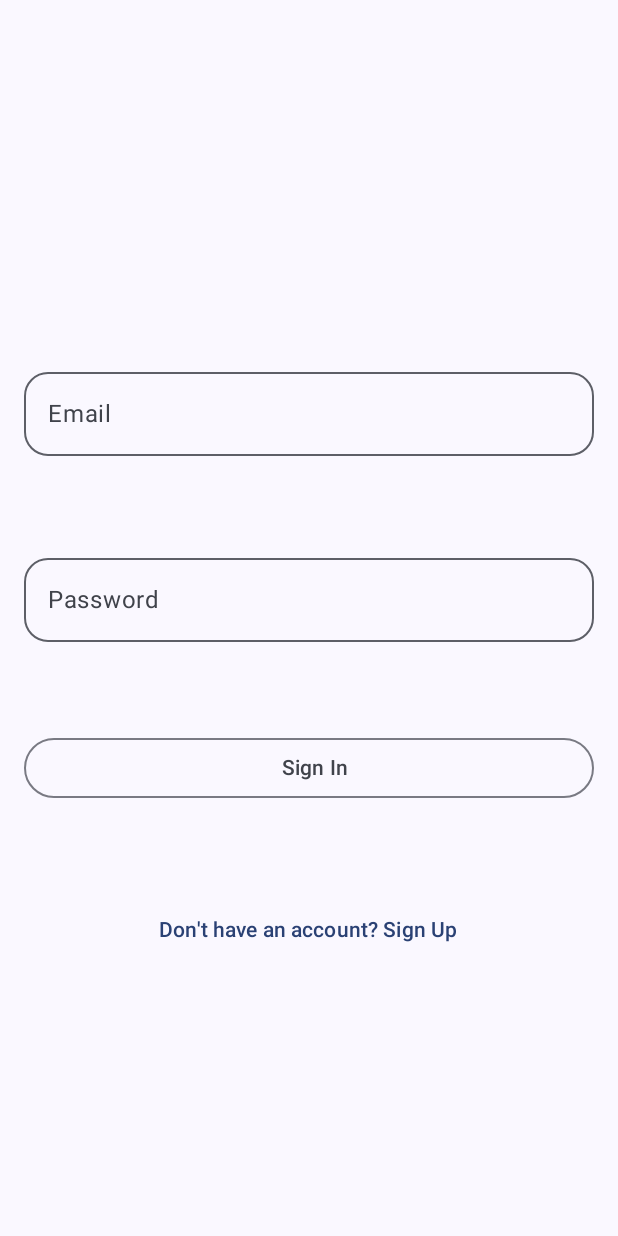
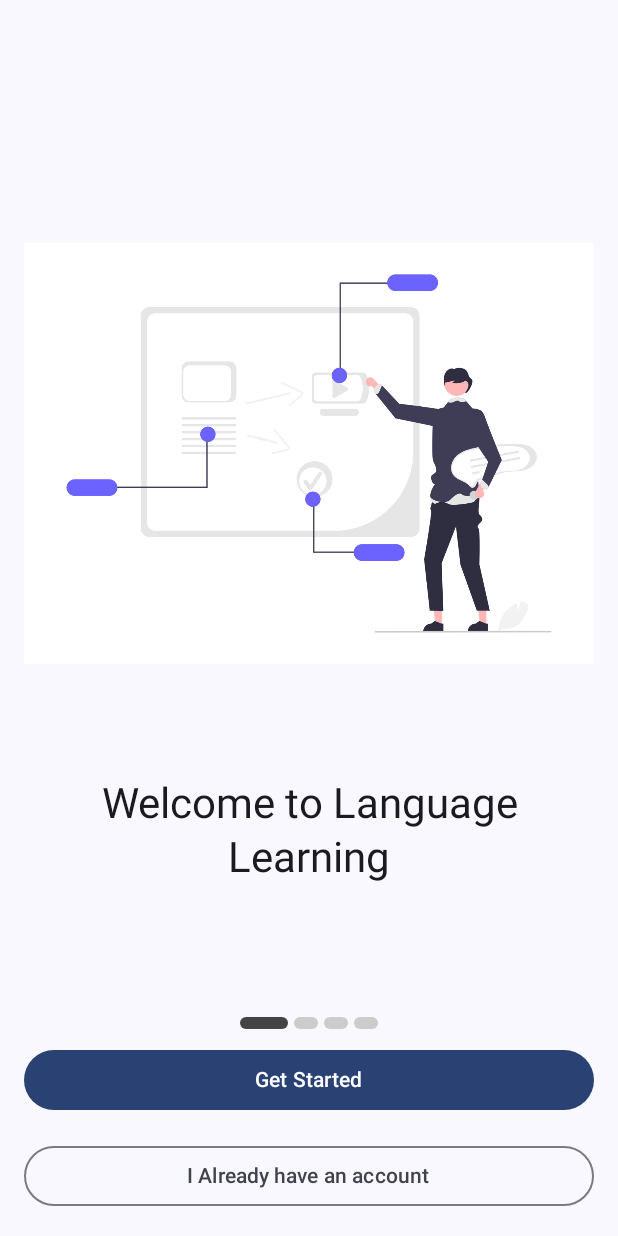
Before and after one commit to JunCodera1/LearningLanguageAndroid, an Android app built with Jetpack Compose: the screen it shows after launch (MainActivity), on a phone screen of 412 x 824 dp. Run offline under Robolectric (Android 15) with nearby library versions, the light colour scheme and no system bars; our stand-ins replace Firebase (no records; nobody signed in at launch, a user with empty details on screens opened directly).

Commit message:
Move components to component folder and Add slider pages to get start
Signed-off-by: HuyVo117 <nhathuy1172005@gmail.com>

```diff
--- a/app/src/main/java/com/example/learninglanguage/navigation/Navigation.kt
+++ b/app/src/main/java/com/example/learninglanguage/navigation/Navigation.kt
@@ -1,5 +1,6 @@
 package com.example.learninglanguage.navigation
 
+import GetStartedScreen
 import androidx.compose.runtime.Composable
 import androidx.compose.ui.Modifier
 import androidx.navigation.compose.NavHost
@@ -14,7 +15,10 @@ import com.example.learninglanguage.viewmodel.AuthViewModel
 fun Navigation(modifier: Modifier = Modifier, authViewModel: AuthViewModel){
     val navController = rememberNavController()
 
-    NavHost(navController = navController, startDestination = "login", builder = {
+    NavHost(navController = navController, startDestination = "get-started", builder = {
+        composable("get-started"){
+            GetStartedScreen(navController)
+        }
         composable("login"){
             LoginPage(modifier, navController, authViewModel)
         }
--- /dev/null
+++ b/app/src/main/java/com/example/learninglanguage/ui/components/ButtonGetStarted.kt
@@ -0,0 +1,24 @@
+package com.example.learninglanguage.ui.components
+
+import androidx.compose.foundation.layout.width
+import androidx.compose.material3.Button
+import androidx.compose.material3.ButtonDefaults
+import androidx.compose.material3.MaterialTheme
+import androidx.compose.material3.Text
+import androidx.compose.runtime.Composable
+import androidx.compose.ui.Modifier
+import androidx.compose.ui.unit.dp
+
+@Composable
+fun BtnGetStarted(onClick: () -> Unit) {
+    Button(
+        onClick = onClick,
+        colors = ButtonDefaults.buttonColors(
+            containerColor = MaterialTheme.colorScheme.primary,
+            contentColor = MaterialTheme.colorScheme.onPrimary
+        ),
+        modifier = Modifier.width(400.dp)
+    ) {
+        Text("Get Started")
+    }
+}
--- /dev/null
+++ b/app/src/main/java/com/example/learninglanguage/ui/components/ButtonHaveAccount.kt
@@ -0,0 +1,28 @@
+package com.example.learninglanguage.ui.components
+
+import androidx.compose.foundation.layout.width
+import androidx.compose.material3.OutlinedButton
+import androidx.compose.material3.Text
+import androidx.compose.material3.TextButton
+import androidx.compose.runtime.Composable
+import androidx.compose.ui.Modifier
+import androidx.compose.ui.unit.dp
+
+@Composable
+fun BtnHaveAccount(onClick: () -> Unit) {
+    OutlinedButton(
+        onClick = onClick,
+        modifier = Modifier.width(400.dp)
+    ) {
+        Text("I Already have an account")
+    }
+}
+
+@Composable
+fun TextButtonHaveAccount(onClick: () -> Unit){
+    TextButton(
+        onClick = onClick
+    ) {
+        Text("Already have an account ?")
+    }
+}
--- a/app/src/main/java/com/example/learninglanguage/ui/screens/GetStartedScreen.kt
+++ b/app/src/main/java/com/example/learninglanguage/ui/screens/GetStartedScreen.kt
@@ -1,59 +1,114 @@
+import androidx.compose.animation.animateContentSize
+import androidx.compose.foundation.Image
+import androidx.compose.foundation.background
 import androidx.compose.foundation.layout.*
+import androidx.compose.foundation.pager.HorizontalPager
+import androidx.compose.foundation.pager.rememberPagerState
+import androidx.compose.foundation.shape.RoundedCornerShape
 import androidx.compose.material3.*
 import androidx.compose.runtime.Composable
 import androidx.compose.ui.Alignment
 import androidx.compose.ui.Modifier
+import androidx.compose.ui.draw.clip
+import androidx.compose.ui.graphics.Color
+import androidx.compose.ui.res.painterResource
+import androidx.compose.ui.text.style.TextAlign
 import androidx.compose.ui.unit.dp
 import androidx.navigation.NavController
+import com.example.learninglanguage.R
+import com.example.learninglanguage.ui.components.BtnGetStarted
+import com.example.learninglanguage.ui.components.BtnHaveAccount
 
+// Data class để lưu trữ thông tin của mỗi trang
+data class PageData(
+    val imageRes: Int, // ID hình ảnh
+    val title: String // Tiêu đề
+)
 
 @Composable
-fun MyGetStartedScreen(navController: NavController) {
+fun GetStartedScreen(navController: NavController) {
+    // Danh sách dữ liệu cho các trang
+    val pages = listOf(
+        PageData(R.drawable.teaching, "Welcome to Language Learning"),
+        PageData(R.drawable.education, "Learn Anytime, Anywhere"),
+        PageData(R.drawable.knowledge, "Track Your Progress"),
+        PageData(R.drawable.develop_activity, "Get Started Now")
+    )
+
+    val pagerState = rememberPagerState(pageCount = { pages.size }) // Số trang bằng số phần tử trong danh sách
+
     Column(
         modifier = Modifier
             .fillMaxSize()
             .padding(16.dp),
         horizontalAlignment = Alignment.CenterHorizontally
     ) {
-        Spacer(modifier = Modifier.height(60.dp))
+        // HorizontalPager để hiển thị các trang
+        HorizontalPager(
+            state = pagerState,
+            modifier = Modifier.weight(1f)
+        ) { page ->
+            val pageData = pages[page] // Lấy dữ liệu của trang hiện tại
 
-        Text("The free, fun, and effective way to learn a language")
+            Column(
+                modifier = Modifier.fillMaxSize(),
+                verticalArrangement = Arrangement.Center,
+                horizontalAlignment = Alignment.CenterHorizontally
+            ) {
+                // Hiển thị hình ảnh
+                Image(
+                    painter = painterResource(id = pageData.imageRes),
+                    contentDescription = "Page Image",
+                    modifier = Modifier.size(400.dp)
+                )
 
-        Spacer(modifier = Modifier.height(60.dp))
+                Spacer(modifier = Modifier.height(16.dp))
 
-        BtnGetStarted {
+                // Hiển thị tiêu đề
+                Text(
+                    text = pageData.title,
+                    textAlign = TextAlign.Center,
+                    style = MaterialTheme.typography.headlineMedium
+                )
+            }
+        }
+
+        // Dấu chấm chỉ trang (Page Indicators) với hình chữ nhật dài khi được chọn
+        Row(
+            modifier = Modifier
+                .wrapContentHeight()
+                .fillMaxWidth()
+                .padding(bottom = 8.dp),
+            horizontalArrangement = Arrangement.Center,
+            verticalAlignment = Alignment.CenterVertically
+        ) {
+            repeat(pagerState.pageCount) { iteration ->
+                val isSelected = pagerState.currentPage == iteration
+                val width = if (isSelected) 32.dp else 16.dp // Chiều rộng thay đổi
+                val color = if (isSelected) Color.DarkGray else Color.LightGray
+
+                Box(
+                    modifier = Modifier
+                        .padding(2.dp)
+                        .clip(RoundedCornerShape(4.dp)) // Bo góc
+                        .background(color)
+                        .width(width) // Chiều rộng thay đổi
+                        .height(8.dp) // Chiều cao cố định
+                        .animateContentSize() // Hiệu ứng chuyển đổi mượt mà
+                )
+            }
+        }
+
+        // Nút "Get Started"
+        BtnGetStarted ({
             navController.navigate("signup") // Chuyển sang màn hình đăng ký
-        }
+        })
 
         Spacer(modifier = Modifier.height(16.dp))
 
-        BtnHaveAccount {
-            println("Have Account button clicked!")
-            navController.navigate("signin")
-        }
+        // Nút "I Already have an account"
+        BtnHaveAccount ({
+            navController.navigate("login") // Chuyển sang màn hình đăng nhập
+        })
     }
 }
-
-@Composable
-fun BtnGetStarted(onClick: () -> Unit) {
-    Button(
-        onClick = onClick,
-        colors = ButtonDefaults.buttonColors(
-            containerColor = MaterialTheme.colorScheme.primary,
-            contentColor = MaterialTheme.colorScheme.onPrimary
-        ),
-        modifier = Modifier.width(400.dp)
-    ) {
-        Text("Get Started")
-    }
-}
-
-@Composable
-fun BtnHaveAccount(onClick: () -> Unit) {
-    OutlinedButton(
-        onClick = onClick,
-        modifier = Modifier.width(400.dp)
-    ) {
-        Text("I Already have an account")
-    }
-}
--- a/app/src/main/java/com/example/learninglanguage/ui/screens/LoginScreen.kt
+++ b/app/src/main/java/com/example/learninglanguage/ui/screens/LoginScreen.kt
@@ -20,29 +20,14 @@ import androidx.compose.ui.Alignment
 import androidx.compose.ui.Modifier
 import androidx.compose.ui.unit.dp
 import androidx.navigation.NavController
+import com.example.learninglanguage.ui.components.BtnDontHaveAnAccount
+import com.example.learninglanguage.ui.components.BtnLogin
+import com.example.learninglanguage.ui.components.BtnLoginWithFB
 import com.example.learninglanguage.viewmodel.AuthViewModel
 
 
-@Composable
-fun BtnSignIn(onClick: () -> Unit){
-    OutlinedButton(
-        onClick = onClick,
-        modifier = Modifier.width(400.dp)
-    ) {
-        Row(verticalAlignment = Alignment.CenterVertically) {
 
-            Spacer(modifier = Modifier.width(8.dp))
-            Text("Sign In")
-        }
-    }
-}
 
-@Composable
-fun BtnDontHaveAnAccount(onClick: () -> Unit){
-    TextButton(onClick = onClick) {
-        Text("Don't have an account? Sign Up")
-    }
-}
 
 @Composable
 fun LoginPage(modifier: Modifier = Modifier, navController: NavController, authViewModel: AuthViewModel){
@@ -74,15 +59,21 @@ fun LoginPage(modifier: Modifier = Modifier, navController: NavController, authV
         )
 
         Spacer(modifier = Modifier.height(60.dp))
-        BtnSignIn ({
+        BtnLogin ({
          authViewModel.run { login(emailState.value, passwordState.value) }
         navController.navigate("home")
         })
 
         Spacer(modifier = Modifier.height(60.dp))
-        BtnDontHaveAnAccount {
+
+        BtnLoginWithFB({
+            // Thêm logic đăng nhập với Facebook nếu có
+        })
+        Spacer(modifier = Modifier.height(30.dp))
+
+        BtnDontHaveAnAccount ({
             navController.navigate("signup")
-        }
+        })
 
     }
 }
```
Also changed, not shown: app/src/main/java/com/example/learninglanguage/ui/components/ButtonDontHaveAnAccount.kt (added, +12 -0 lines), app/src/main/java/com/example/learninglanguage/ui/components/ButtonLogin.kt (added, +54 -0 lines), app/src/main/java/com/example/learninglanguage/ui/components/ButtonSignUp.kt (added, +26 -0 lines), app/src/main/java/com/example/learninglanguage/ui/screens/SignUpScreen.kt (+4 -45 lines), app/src/main/res/drawable/develop_activity.png (added), app/src/main/res/drawable/education.png (added), app/src/main/res/drawable/knowledge.png (added), app/src/main/res/drawable/success_factor.png (added), app/src/main/res/drawable/teaching.png (added).
